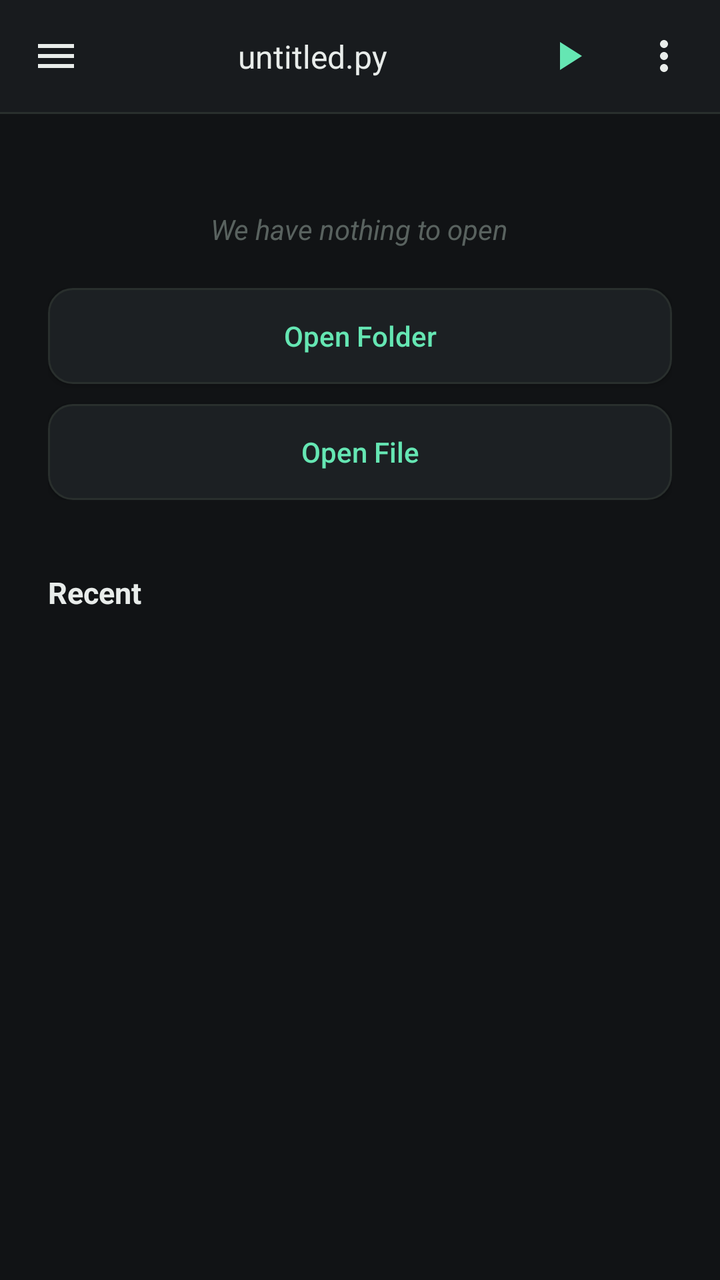
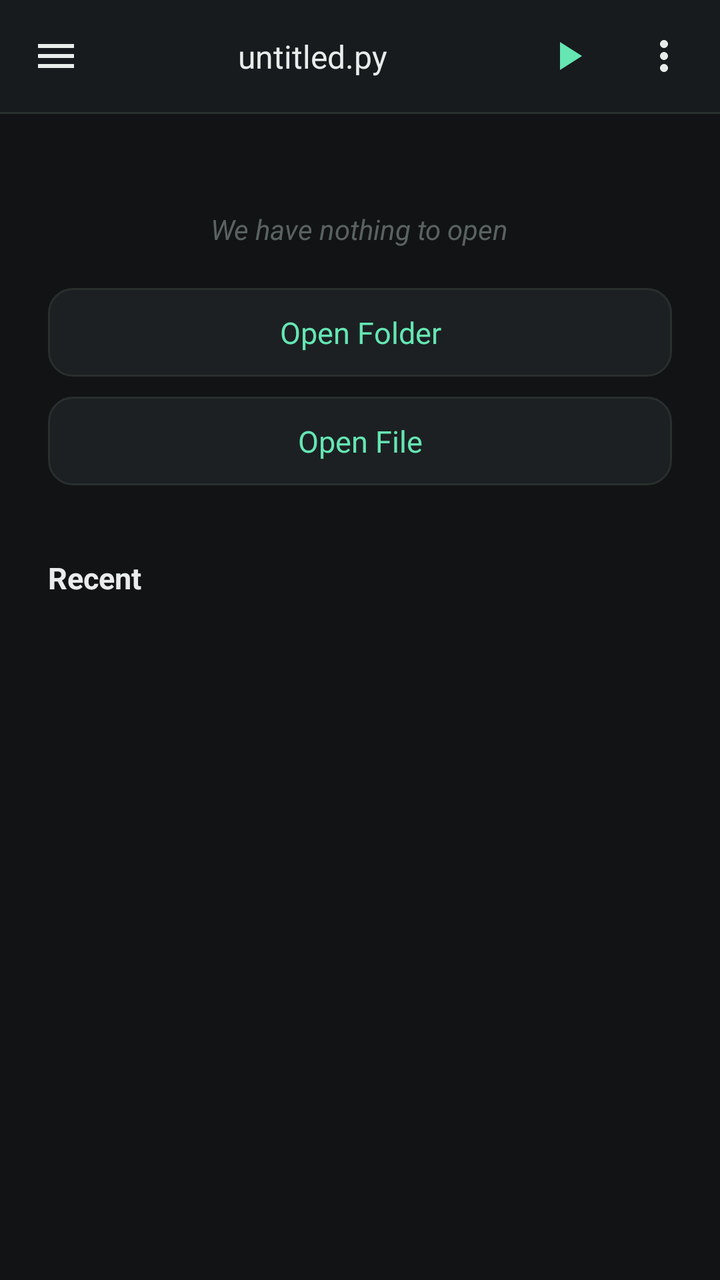

An Android layout rendered at two revisions. The XML below is the earlier revision; the diff shows what the commit changed to produce the second picture.
<!-- AndroidManifest.xml: application theme Theme.PyEdit -->
<!-- res/layout/activity_main.xml -->
<?xml version="1.0" encoding="utf-8"?>
<androidx.drawerlayout.widget.DrawerLayout
    xmlns:android="http://schemas.android.com/apk/res/android"
    xmlns:app="http://schemas.android.com/apk/res-auto"
    android:id="@+id/drawer_layout"
    android:layout_width="match_parent"
    android:layout_height="match_parent">

    <androidx.constraintlayout.widget.ConstraintLayout
        android:layout_width="match_parent"
        android:layout_height="match_parent"
        android:background="@color/editor_background">

        <androidx.constraintlayout.widget.ConstraintLayout
            android:id="@+id/top_bar"
            android:layout_width="match_parent"
            android:layout_height="56dp"
            android:background="@color/topbar_background"
            app:layout_constraintTop_toTopOf="parent"
            app:layout_constraintStart_toStartOf="parent"
            app:layout_constraintEnd_toEndOf="parent">

            <ImageButton
                android:id="@+id/btn_hamburger"
                android:layout_width="48dp"
                android:layout_height="48dp"
                android:layout_marginStart="4dp"
                android:background="?attr/selectableItemBackgroundBorderless"
                android:contentDescription="@string/content_desc_hamburger"
                android:src="@drawable/ic_hamburger"
                app:tint="@color/text_normal"
                app:layout_constraintStart_toStartOf="parent"
                app:layout_constraintTop_toTopOf="parent"
                app:layout_constraintBottom_toBottomOf="parent" />

            <LinearLayout
                android:id="@+id/right_actions"
                android:layout_width="wrap_content"
                android:layout_height="wrap_content"
                android:orientation="horizontal"
                android:gravity="center_vertical"
                app:layout_constraintEnd_toEndOf="parent"
                app:layout_constraintTop_toTopOf="parent"
                app:layout_constraintBottom_toBottomOf="parent">

                <ImageButton
                    android:id="@+id/btn_run"
                    android:layout_width="48dp"
                    android:layout_height="48dp"
                    android:background="?attr/selectableItemBackgroundBorderless"
                    android:contentDescription="@string/content_desc_run"
                    android:src="@drawable/ic_run"
                    app:tint="@color/mint_primary" />

                <ImageButton
                    android:id="@+id/btn_menu"
                    android:layout_width="48dp"
                    android:layout_height="48dp"
                    android:layout_marginEnd="4dp"
                    android:background="?attr/selectableItemBackgroundBorderless"
                    android:contentDescription="@string/content_desc_more"
                    android:src="@drawable/ic_more_vert"
                    app:tint="@color/text_normal" />

            </LinearLayout>

            <TextView
                android:id="@+id/tv_filename"
                android:layout_width="0dp"
                android:layout_height="wrap_content"
                android:gravity="center"
                android:singleLine="true"
                android:ellipsize="middle"
                android:textColor="@color/text_normal"
                android:textSize="16sp"
                android:text="@string/untitled_file"
                app:layout_constraintStart_toEndOf="@id/btn_hamburger"
                app:layout_constraintEnd_toStartOf="@id/right_actions"
                app:layout_constraintTop_toTopOf="parent"
                app:layout_constraintBottom_toBottomOf="parent" />

        </androidx.constraintlayout.widget.ConstraintLayout>

        <View
            android:id="@+id/top_bar_divider"
            android:layout_width="match_parent"
            android:layout_height="1dp"
            android:background="@color/border_divider"
            app:layout_constraintTop_toBottomOf="@id/top_bar" />

        
        <FrameLayout
            android:id="@+id/editor_container"
            android:layout_width="match_parent"
            android:layout_height="0dp"
            android:visibility="gone"
            app:layout_constraintTop_toBottomOf="@id/top_bar_divider"
            app:layout_constraintBottom_toTopOf="@id/python_toolbar"
            app:layout_constraintStart_toStartOf="parent"
            app:layout_constraintEnd_toEndOf="parent" />

        
        <include
            android:id="@+id/main_workspace_view"
            layout="@layout/view_main_workspace"
            android:layout_width="0dp"
            android:layout_height="0dp"
            app:layout_constraintTop_toBottomOf="@id/top_bar_divider"
            app:layout_constraintBottom_toTopOf="@id/python_toolbar"
            app:layout_constraintStart_toStartOf="parent"
            app:layout_constraintEnd_toEndOf="parent" />

        <include
            android:id="@+id/python_toolbar"
            layout="@layout/python_toolbar"
            android:layout_width="0dp"
            android:layout_height="wrap_content"
            android:visibility="gone"
            app:layout_constraintStart_toStartOf="parent"
            app:layout_constraintEnd_toEndOf="parent"
            app:layout_constraintBottom_toBottomOf="parent" />

    </androidx.constraintlayout.widget.ConstraintLayout>

    <include
        android:id="@+id/drawer_content"
        layout="@layout/drawer_content"
        android:layout_width="304dp"
        android:layout_height="match_parent"
        android:layout_gravity="start" />

</androidx.drawerlayout.widget.DrawerLayout>
<!-- res/layout/view_main_workspace.xml (included above) -->
<?xml version="1.0" encoding="utf-8"?>
<FrameLayout xmlns:android="http://schemas.android.com/apk/res/android"
    android:layout_width="match_parent"
    android:layout_height="match_parent"
    android:background="@color/editor_background">

    <LinearLayout
        android:id="@+id/group_empty_state"
        android:layout_width="match_parent"
        android:layout_height="match_parent"
        android:orientation="vertical"
        android:gravity="center_horizontal"
        android:paddingTop="48dp"
        android:paddingStart="24dp"
        android:paddingEnd="24dp">

        <TextView
            android:layout_width="wrap_content"
            android:layout_height="wrap_content"
            android:text="@string/nothing_to_open"
            android:textColor="@color/text_comment"
            android:textStyle="italic"
            android:alpha="0.7"
            android:textSize="14sp"
            android:layout_marginBottom="20dp" />

        
        <LinearLayout
            android:layout_width="match_parent"
            android:layout_height="wrap_content"
            android:orientation="vertical">

            <Button
                android:id="@+id/btn_open_folder"
                android:layout_width="match_parent"
                android:layout_height="wrap_content"
                android:text="@string/open_folder"
                android:textColor="@color/mint_primary"
                android:textAllCaps="false"
                android:background="@drawable/popup_bg"
                android:paddingTop="12dp"
                android:paddingBottom="12dp"
                android:layout_marginBottom="10dp" />

            <Button
                android:id="@+id/btn_open_file"
                android:layout_width="match_parent"
                android:layout_height="wrap_content"
                android:text="@string/open_file"
                android:textColor="@color/mint_primary"
                android:textAllCaps="false"
                android:background="@drawable/popup_bg"
                android:paddingTop="12dp"
                android:paddingBottom="12dp" />

        </LinearLayout>

        <TextView
            android:layout_width="match_parent"
            android:layout_height="wrap_content"
            android:text="@string/drawer_recent"
            android:textStyle="bold"
            android:textColor="@color/text_normal"
            android:textSize="15sp"
            android:layout_marginTop="36dp"
            android:layout_marginBottom="8dp" />

        <androidx.recyclerview.widget.RecyclerView
            android:id="@+id/rv_recent_files_main"
            android:layout_width="match_parent"
            android:layout_height="0dp"
            android:layout_weight="1" />

    </LinearLayout>

    <LinearLayout
        android:id="@+id/group_folder_browse"
        android:layout_width="match_parent"
        android:layout_height="match_parent"
        android:orientation="vertical"
        android:visibility="gone">

        <TextView
            android:id="@+id/tv_no_python_files_main"
            android:layout_width="match_parent"
            android:layout_height="wrap_content"
            android:text="@string/no_python_files"
            android:textColor="@color/text_comment"
            android:textStyle="italic"
            android:alpha="0.7"
            android:textSize="14sp"
            android:gravity="center"
            android:paddingTop="48dp"
            android:visibility="gone" />

        <androidx.recyclerview.widget.RecyclerView
            android:id="@+id/rv_folder_browse_main"
            android:layout_width="match_parent"
            android:layout_height="match_parent"
            android:paddingTop="8dp" />

    </LinearLayout>

</FrameLayout>
<!-- res/layout/python_toolbar.xml (included above) -->
<?xml version="1.0" encoding="utf-8"?>
<HorizontalScrollView
    android:id="@+id/python_toolbar_scroll"
    xmlns:android="http://schemas.android.com/apk/res/android"
    android:layout_width="match_parent"
    android:layout_height="44dp"
    android:background="@color/topbar_background"
    android:scrollbars="none">

    <LinearLayout
        android:layout_width="wrap_content"
        android:layout_height="match_parent"
        android:orientation="horizontal"
        android:gravity="center_vertical"
        android:paddingStart="4dp"
        android:paddingEnd="4dp">

        <ImageButton android:id="@+id/tb_undo" style="@style/ToolbarKey" android:src="@drawable/ic_undo" />
        <ImageButton android:id="@+id/tb_redo" style="@style/ToolbarKey" android:src="@drawable/ic_redo" />
        <ImageButton android:id="@+id/tb_indent" style="@style/ToolbarKey" android:src="@drawable/ic_indent" />
        <ImageButton android:id="@+id/tb_outdent" style="@style/ToolbarKey" android:src="@drawable/ic_outdent" />

        <View style="@style/ToolbarDivider" />

        <TextView android:id="@+id/tb_paren_open" style="@style/ToolbarTextKey" android:text="(" />
        <TextView android:id="@+id/tb_paren_close" style="@style/ToolbarTextKey" android:text=")" />
        <TextView android:id="@+id/tb_bracket_open" style="@style/ToolbarTextKey" android:text="[" />
        <TextView android:id="@+id/tb_bracket_close" style="@style/ToolbarTextKey" android:text="]" />
        <TextView android:id="@+id/tb_brace_open" style="@style/ToolbarTextKey" android:text="{" />
        <TextView android:id="@+id/tb_brace_close" style="@style/ToolbarTextKey" android:text="}" />

        <View style="@style/ToolbarDivider" />

        <TextView android:id="@+id/tb_squote" style="@style/ToolbarTextKey" android:text="'" />
        <TextView android:id="@+id/tb_dquote" style="@style/ToolbarTextKey" android:text="&quot;" />
        <TextView android:id="@+id/tb_colon" style="@style/ToolbarTextKey" android:text=":" />
        <TextView android:id="@+id/tb_underscore" style="@style/ToolbarTextKey" android:text="_" />
        <TextView android:id="@+id/tb_hash" style="@style/ToolbarTextKey" android:text="#" />

        <View style="@style/ToolbarDivider" />

        <TextView android:id="@+id/tb_eq" style="@style/ToolbarTextKey" android:text="=" />
        <TextView android:id="@+id/tb_eqeq" style="@style/ToolbarTextKey" android:text="==" />
        <TextView android:id="@+id/tb_neq" style="@style/ToolbarTextKey" android:text="!=" />
        <TextView android:id="@+id/tb_lt" style="@style/ToolbarTextKey" android:text="&lt;" />
        <TextView android:id="@+id/tb_gt" style="@style/ToolbarTextKey" android:text="&gt;" />
        <TextView android:id="@+id/tb_le" style="@style/ToolbarTextKey" android:text="&lt;=" />
        <TextView android:id="@+id/tb_ge" style="@style/ToolbarTextKey" android:text="&gt;=" />
        <TextView android:id="@+id/tb_plus" style="@style/ToolbarTextKey" android:text="+" />
        <TextView android:id="@+id/tb_minus" style="@style/ToolbarTextKey" android:text="-" />
        <TextView android:id="@+id/tb_mul" style="@style/ToolbarTextKey" android:text="*" />
        <TextView android:id="@+id/tb_div" style="@style/ToolbarTextKey" android:text="/" />
        <TextView android:id="@+id/tb_floordiv" style="@style/ToolbarTextKey" android:text="//" />
        <TextView android:id="@+id/tb_mod" style="@style/ToolbarTextKey" android:text="%" />
        <TextView android:id="@+id/tb_pow" style="@style/ToolbarTextKey" android:text="**" />

        <View style="@style/ToolbarDivider" />

        <TextView android:id="@+id/tb_arrow" style="@style/ToolbarTextKey" android:text="-&gt;" />
        <TextView android:id="@+id/tb_at" style="@style/ToolbarTextKey" android:text="@" />
        <TextView android:id="@+id/tb_ellipsis" style="@style/ToolbarTextKey" android:text="..." />

    </LinearLayout>

</HorizontalScrollView>
<!-- res/layout/drawer_content.xml (included above) -->
<?xml version="1.0" encoding="utf-8"?>
<LinearLayout xmlns:android="http://schemas.android.com/apk/res/android"
    xmlns:app="http://schemas.android.com/apk/res-auto"
    android:layout_width="match_parent"
    android:layout_height="match_parent"
    android:orientation="vertical"
    android:background="@color/popup_background">

    
    <LinearLayout
        android:layout_width="match_parent"
        android:layout_height="44dp"
        android:orientation="horizontal"
        android:background="@color/topbar_background"
        android:gravity="center_vertical"
        android:paddingStart="12dp"
        android:paddingEnd="4dp">

        <View
            android:layout_width="0dp"
            android:layout_height="1dp"
            android:layout_weight="1" />

        <ImageButton
            android:id="@+id/btn_drawer_add"
            android:layout_width="40dp"
            android:layout_height="40dp"
            android:src="@drawable/ic_add"
            android:background="?attr/selectableItemBackgroundBorderless"
            android:enabled="false"
            android:alpha="0.35"
            app:tint="@color/text_normal"
            android:contentDescription="Add" />

    </LinearLayout>

    
    <LinearLayout
        android:layout_width="match_parent"
        android:layout_height="0dp"
        android:layout_weight="1"
        android:orientation="vertical"
        android:paddingTop="12dp">

        <LinearLayout
            android:layout_width="match_parent"
            android:layout_height="wrap_content"
            android:orientation="horizontal"
            android:paddingStart="16dp"
            android:paddingEnd="16dp"
            android:paddingBottom="12dp"
            android:gravity="center_vertical">

            <TextView
                android:id="@+id/tv_recent_header"
                android:layout_width="0dp"
                android:layout_height="wrap_content"
                android:layout_weight="1"
                android:text="@string/drawer_recent"
                android:textStyle="bold"
                android:textColor="@color/text_normal"
                android:textSize="15sp" />

            <TextView
                android:id="@+id/tv_clear_recent"
                android:layout_width="wrap_content"
                android:layout_height="wrap_content"
                android:text="@string/drawer_clear"
                android:textStyle="bold"
                android:textColor="@color/error_color"
                android:textSize="14sp"
                android:padding="4dp"
                android:background="?attr/selectableItemBackground" />

        </LinearLayout>

        <androidx.recyclerview.widget.RecyclerView
            android:id="@+id/rv_recent_files"
            android:layout_width="match_parent"
            android:layout_height="wrap_content"
            android:maxHeight="200dp"
            android:paddingStart="8dp"
            android:paddingEnd="8dp" />

        <View
            android:layout_width="match_parent"
            android:layout_height="1dp"
            android:layout_marginTop="8dp"
            android:background="@color/border_divider" />

        
        <TextView
            android:id="@+id/tv_root_folder_header"
            android:layout_width="match_parent"
            android:layout_height="wrap_content"
            android:text="@string/drawer_root_folder"
            android:textStyle="bold"
            android:textColor="@color/text_normal"
            android:textSize="15sp"
            android:paddingStart="16dp"
            android:paddingEnd="16dp"
            android:paddingTop="16dp"
            android:paddingBottom="8dp" />

        <TextView
            android:id="@+id/tv_drawer_no_python_files"
            android:layout_width="match_parent"
            android:layout_height="wrap_content"
            android:text="@string/no_python_files"
            android:textColor="@color/text_comment"
            android:textStyle="italic"
            android:alpha="0.7"
            android:textSize="13sp"
            android:paddingStart="16dp"
            android:paddingEnd="16dp"
            android:visibility="gone" />

        <androidx.recyclerview.widget.RecyclerView
            android:id="@+id/rv_file_tree"
            android:layout_width="match_parent"
            android:layout_height="0dp"
            android:layout_weight="1"
            android:paddingStart="8dp"
            android:paddingEnd="8dp" />

    </LinearLayout>

</LinearLayout>
<!-- resources referenced by this layout -->
<resources>
  <color name="border_divider">#292F2D</color>
  <color name="editor_background">#111315</color>
  <color name="error_color">#FF5C5C</color>
  <color name="mint_primary">#65E6B3</color>
  <color name="popup_background">#1C2023</color>
  <color name="text_comment">#78857F</color>
  <color name="text_normal">#E8ECEA</color>
  <color name="topbar_background">#181B1E</color>
  <!-- drawable ic_add (drawable) -->
  <vector xmlns:android="http://schemas.android.com/apk/res/android"
      android:width="24dp"
      android:height="24dp"
      android:viewportWidth="24"
      android:viewportHeight="24">
      <path
          android:fillColor="#FFFFFFFF"
          android:pathData="M19,13h-6v6h-2v-6H5v-2h6V5h2v6h6v2z"/>
  </vector>
  <!-- drawable ic_hamburger (drawable) -->
  <vector xmlns:android="http://schemas.android.com/apk/res/android"
      android:width="24dp"
      android:height="24dp"
      android:viewportWidth="24"
      android:viewportHeight="24">
      <path
          android:fillColor="#FFFFFFFF"
          android:pathData="M3,6h18v2H3V6zm0,5h18v2H3v-2zm0,5h18v2H3v-2z"/>
  </vector>
  <!-- drawable ic_indent (drawable) -->
  <vector xmlns:android="http://schemas.android.com/apk/res/android"
      android:width="20dp" android:height="20dp"
      android:viewportWidth="24" android:viewportHeight="24">
      <path
          android:fillColor="#FFFFFFFF"
          android:pathData="M3,5h18v2H3V5zm0,12h18v2H3v-2zm8,-8h10v2H11V9zm0,4h10v2H11v-2zM3,9.5L7.5,13 3,16.5V9.5z"/>
  </vector>
  <!-- drawable ic_outdent (drawable) -->
  <vector xmlns:android="http://schemas.android.com/apk/res/android"
      android:width="20dp" android:height="20dp"
      android:viewportWidth="24" android:viewportHeight="24">
      <path
          android:fillColor="#FFFFFFFF"
          android:pathData="M3,5h18v2H3V5zm0,12h18v2H3v-2zm8,-8h10v2H11V9zm0,4h10v2H11v-2zM7.5,9.5L7.5,16.5 3,13z"/>
  </vector>
  <!-- drawable ic_run (drawable) -->
  <vector xmlns:android="http://schemas.android.com/apk/res/android"
      android:width="24dp"
      android:height="24dp"
      android:viewportWidth="24"
      android:viewportHeight="24">
      <path
          android:fillColor="#FFFFFFFF"
          android:pathData="M8,5v14l11,-7z"/>
  </vector>
  <!-- drawable popup_bg (drawable) -->
  <?xml version="1.0" encoding="utf-8"?>
  <shape xmlns:android="http://schemas.android.com/apk/res/android"
      android:shape="rectangle">
      <solid android:color="@color/popup_background" />
      <corners android:radius="12dp" />
      <stroke
          android:width="1dp"
          android:color="@color/border_divider" />
  </shape>
  <string name="content_desc_hamburger">Open navigation drawer</string>
  <string name="content_desc_more">More options</string>
  <string name="content_desc_run">Run</string>
  <string name="drawer_clear">Clear</string>
  <string name="drawer_recent">Recent</string>
  <string name="drawer_root_folder">Root Folder</string>
  <string name="no_python_files">There is no python file inside this folder</string>
  <string name="nothing_to_open">We have nothing to open</string>
  <string name="open_file">Open File</string>
  <string name="open_folder">Open Folder</string>
  <string name="untitled_file">untitled.py</string>
  <style name="ToolbarDivider">
          <item name="android:layout_width">1dp</item>
          <item name="android:layout_height">24dp</item>
          <item name="android:layout_marginStart">4dp</item>
          <item name="android:layout_marginEnd">4dp</item>
          <item name="android:background">@color/border_divider</item>
      </style>
  <style name="ToolbarKey">
          <item name="android:layout_width">40dp</item>
          <item name="android:layout_height">40dp</item>
          <item name="android:background">?attr/selectableItemBackgroundBorderless</item>
          <item name="android:padding">8dp</item>
          <item name="android:tint">@color/text_normal</item>
      </style>
</resources>

<!-- the commit's change to res/layout/activity_main.xml (unified diff, before → after) -->
@@ -88,7 +88,6 @@
             android:background="@color/border_divider"
             app:layout_constraintTop_toBottomOf="@id/top_bar" />
 
-        
         <FrameLayout
             android:id="@+id/editor_container"
             android:layout_width="match_parent"
@@ -99,7 +98,6 @@
             app:layout_constraintStart_toStartOf="parent"
             app:layout_constraintEnd_toEndOf="parent" />
 
-        
         <include
             android:id="@+id/main_workspace_view"
             layout="@layout/view_main_workspace"
@@ -110,6 +108,18 @@
             app:layout_constraintStart_toStartOf="parent"
             app:layout_constraintEnd_toEndOf="parent" />
 
+        
+        <include
+            android:id="@+id/output_panel"
+            layout="@layout/view_output_panel"
+            android:layout_width="0dp"
+            android:layout_height="0dp"
+            android:visibility="gone"
+            app:layout_constraintBottom_toTopOf="@id/python_toolbar"
+            app:layout_constraintStart_toStartOf="parent"
+            app:layout_constraintEnd_toEndOf="parent"
+            app:layout_constraintHeight_percent="0.3" />
+
         <include
             android:id="@+id/python_toolbar"
             layout="@layout/python_toolbar"
@@ -157,34 +167,40 @@
             android:textSize="14sp"
             android:layout_marginBottom="20dp" />
 
-        
         <LinearLayout
             android:layout_width="match_parent"
             android:layout_height="wrap_content"
             android:orientation="vertical">
 
-            <Button
+            
+            <TextView
                 android:id="@+id/btn_open_folder"
                 android:layout_width="match_parent"
                 android:layout_height="wrap_content"
                 android:text="@string/open_folder"
                 android:textColor="@color/mint_primary"
-                android:textAllCaps="false"
+                android:textSize="15sp"
+                android:gravity="center"
                 android:background="@drawable/popup_bg"
                 android:paddingTop="12dp"
                 android:paddingBottom="12dp"
-                android:layout_marginBottom="10dp" />
-
-            <Button
+                android:layout_marginBottom="10dp"
+                android:clickable="true"
+                android:focusable="true" />
+
+            <TextView
                 android:id="@+id/btn_open_file"
                 android:layout_width="match_parent"
                 android:layout_height="wrap_content"
                 android:text="@string/open_file"
                 android:textColor="@color/mint_primary"
-                android:textAllCaps="false"
+                android:textSize="15sp"
+                android:gravity="center"
                 android:background="@drawable/popup_bg"
                 android:paddingTop="12dp"
-                android:paddingBottom="12dp" />
+                android:paddingBottom="12dp"
+                android:clickable="true"
+                android:focusable="true" />
 
         </LinearLayout>
 
@@ -235,6 +251,55 @@
     </LinearLayout>
 
 </FrameLayout>
+<!-- res/layout/view_output_panel.xml (included above) -->
+<?xml version="1.0" encoding="utf-8"?>
+<LinearLayout xmlns:android="http://schemas.android.com/apk/res/android"
+    android:layout_width="match_parent"
+    android:layout_height="match_parent"
+    android:orientation="vertical"
+    android:background="@color/output_background">
+
+    <ScrollView
+        android:id="@+id/output_scroll"
+        android:layout_width="match_parent"
+        android:layout_height="0dp"
+        android:layout_weight="1"
+        android:padding="8dp">
+
+        <TextView
+            android:id="@+id/tv_output_text"
+            android:layout_width="match_parent"
+            android:layout_height="wrap_content"
+            android:fontFamily="monospace"
+            android:textColor="@color/text_normal"
+            android:textSize="13sp"
+            android:textIsSelectable="true" />
+
+    </ScrollView>
+
+    <LinearLayout
+        android:layout_width="match_parent"
+        android:layout_height="wrap_content"
+        android:orientation="horizontal"
+        android:background="@color/topbar_background"
+        android:padding="6dp">
+
+        <EditText
+            android:id="@+id/edit_stdin"
+            android:layout_width="0dp"
+            android:layout_height="wrap_content"
+            android:layout_weight="1"
+            android:hint="Input..."
+            android:textColor="@color/text_normal"
+            android:textColorHint="@color/text_comment"
+            android:fontFamily="monospace"
+            android:textSize="13sp"
+            android:imeOptions="actionSend"
+            android:singleLine="true" />
+
+    </LinearLayout>
+
+</LinearLayout>
 <!-- res/layout/python_toolbar.xml (included above) -->
 <?xml version="1.0" encoding="utf-8"?>
 <HorizontalScrollView
<!-- resource entries referenced after the edit -->
@@ -4,6 +4,7 @@
   <color name="editor_background">#111315</color>
   <color name="error_color">#FF5C5C</color>
   <color name="mint_primary">#65E6B3</color>
+  <color name="output_background">#0B0D0E</color>
   <color name="popup_background">#1C2023</color>
   <color name="text_comment">#78857F</color>
   <color name="text_normal">#E8ECEA</color>
